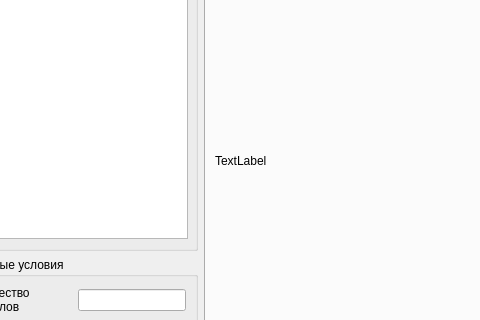
Above: forms/multiagent_structure_main_win.ui from rmksrv/Multilevel_Hierarchy before the change; both pictures show x 89 to 569 and y 120 to 440 of the 810 by 559 pixel window. Below: the same form after it.
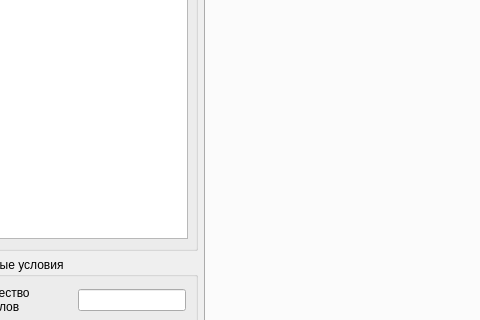
That is the form after the change. Custom widgets are drawn as their Qt base class.

Commit message: added matplotlib widget

Diff of the .ui file:
```diff
--- a/forms/multiagent_structure_main_win.ui
+++ b/forms/multiagent_structure_main_win.ui
@@ -131,11 +131,7 @@
        </attribute>
        <layout class="QHBoxLayout" name="horizontalLayout_6">
         <item>
-         <widget class="QLabel" name="label">
-          <property name="text">
-           <string>TextLabel</string>
-          </property>
-         </widget>
+         <widget class="MplWidget" name="MplWidget" native="true"/>
         </item>
        </layout>
       </widget>
@@ -282,6 +278,14 @@
   </widget>
   <widget class="QStatusBar" name="statusbar"/>
  </widget>
+ <customwidgets>
+  <customwidget>
+   <class>MplWidget</class>
+   <extends>QWidget</extends>
+   <header>mplwidget.h</header>
+   <container>1</container>
+  </customwidget>
+ </customwidgets>
  <resources/>
  <connections/>
 </ui>
```
The commit also changes 5 other files.
